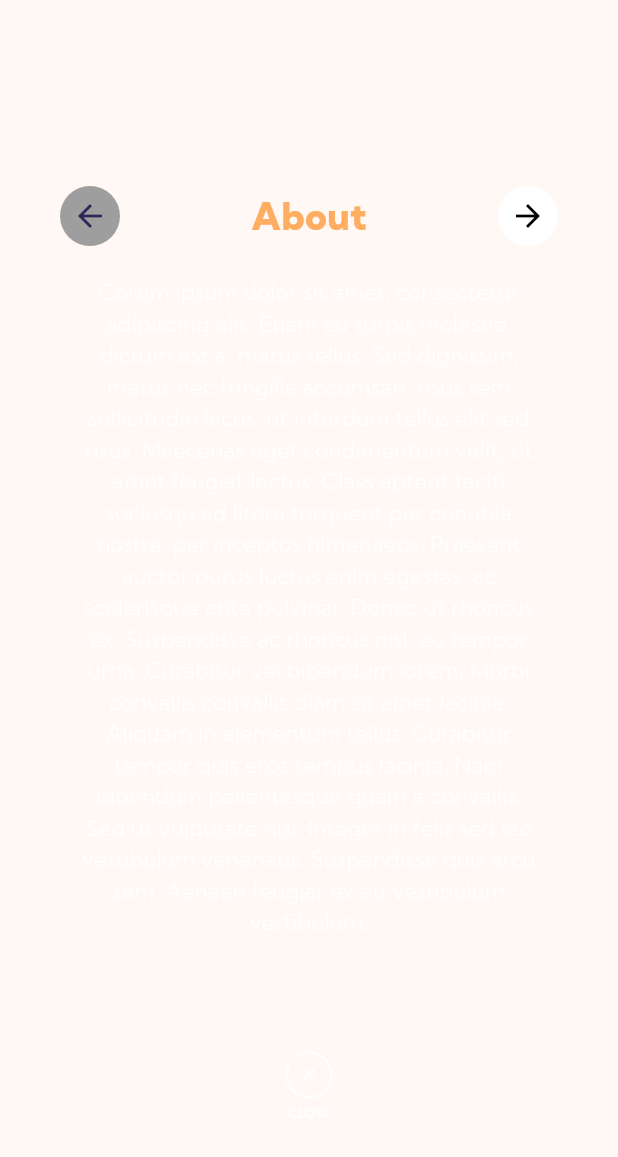
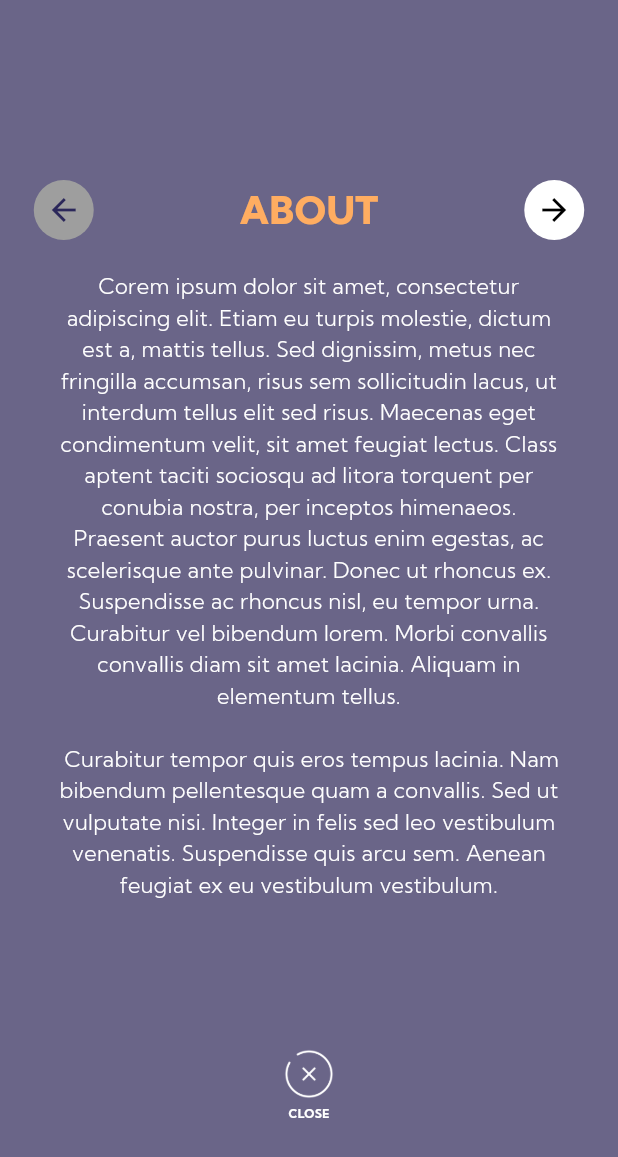
Before and after one commit to computers1418/orange-website, a Flutter app: the AboutOverLayDialog widget shown alone on an empty page, opened directly, on a phone screen of 412 x 824 dp. Shown: the top 1157 px of the screen. Run offline on Flutter 3.47's test engine with Material 3 defaults, Android fonts, the phone set to English and light mode, and no system bars; our stand-ins replace carousel_slider, dio, get, pinput, simple_gradient_text, url_strategy; missing offline and left inert: flutter_circular_text.

Commit message:
more about page profile

```diff
--- a/lib/widgets/profile_address.dart
+++ b/lib/widgets/profile_address.dart
@@ -17,8 +17,8 @@ class ProfileAddress extends StatelessWidget {
         borderRadius: BorderRadius.circular(40),
       ),
       padding: EdgeInsets.symmetric(
-        horizontal: SizeResponsive.get(context, 16),
-        vertical: SizeResponsive.get(context, 8),
+        horizontal: SizeResponsive.get(context, 12),
+        vertical: SizeResponsive.get(context, 4),
       ),
       // height: SizeResponsive.get(context, 65),
       child: Row(
--- a/lib/widgets/profile_tab.dart
+++ b/lib/widgets/profile_tab.dart
@@ -6,6 +6,7 @@ import 'package:dentist_india_plus/responsive/size_responsive.dart';
 import 'package:dentist_india_plus/widgets/bottomsheet_close.dart';
 import 'package:flutter/gestures.dart';
 import 'package:flutter/material.dart';
+import 'package:get/get_connect/http/src/utils/utils.dart';
 
 import '../responsive/text_responsive.dart';
 
@@ -174,15 +175,27 @@ class _AboutOverLayDialogState extends State<AboutOverLayDialog> {
       backgroundColor: Colors.transparent,
       surfaceTintColor: Colors.transparent,
       contentPadding: EdgeInsets.zero,
-      content: BackdropFilter(
-        filter: ImageFilter.blur(sigmaX: 5, sigmaY: 5),
-        child: SizedBox(
+      insetPadding: EdgeInsets.zero,
+      shape: RoundedRectangleBorder(
+        borderRadius: BorderRadius.circular(0),
+      ),
+      content: Container(
+        decoration: BoxDecoration(
+          color: const Color(0xFF2B275A).withOpacity(0.7),
+        ),
+        child: BackdropFilter(
+          filter: ImageFilter.blur(sigmaX: 8, sigmaY: 8),
+          child: Container(
+            height: MediaQuery.of(context).size.height,
             width: MediaQuery.of(context).size.width,
-          height: MediaQuery.of(context).size.height,
+            padding: EdgeInsets.symmetric(
+              horizontal: TextResponsive.getResponsiveFontSize(context, 25),
+            ),
+            color: Colors.transparent,
             child: Column(
               mainAxisAlignment: MainAxisAlignment.center,
               children: [
-              100.vgap(),
+                120.vgap(),
                 Row(
                   mainAxisAlignment: MainAxisAlignment.spaceBetween,
                   children: [
@@ -195,7 +208,7 @@ class _AboutOverLayDialogState extends State<AboutOverLayDialog> {
                       ),
                     ),
                     Text(
-                    "About",
+                      "ABOUT",
                       style: TextStyle(
                         fontFamily: "KumbhsansBold",
                         fontWeight: FontWeight.w800,
@@ -219,14 +232,16 @@ class _AboutOverLayDialogState extends State<AboutOverLayDialog> {
                 ),
                 Padding(
                   padding: EdgeInsets.symmetric(
-                  horizontal: TextResponsive.getResponsiveFontSize(context, 15),
+                    horizontal:
+                        TextResponsive.getResponsiveFontSize(context, 15),
                   ),
                   child: Text(
-                  "Corem ipsum dolor sit amet, consectetur adipiscing elit. Etiam eu turpis molestie, dictum est a, mattis tellus. Sed dignissim, metus nec fringilla accumsan, risus sem sollicitudin lacus, ut interdum tellus elit sed risus. Maecenas eget condimentum velit, sit amet feugiat lectus. Class aptent taciti sociosqu ad litora torquent per conubia nostra, per inceptos himenaeos. Praesent auctor purus luctus enim egestas, ac scelerisque ante pulvinar. Donec ut rhoncus ex. Suspendisse ac rhoncus nisl, eu tempor urna. Curabitur vel bibendum lorem. Morbi convallis convallis diam sit amet lacinia. Aliquam in elementum tellus. Curabitur tempor quis eros tempus lacinia. Nam bibendum pellentesque quam a convallis. Sed ut vulputate nisi. Integer in felis sed leo vestibulum venenatis. Suspendisse quis arcu sem. Aenean feugiat ex eu vestibulum vestibulum.",
+                    "Corem ipsum dolor sit amet, consectetur adipiscing elit. Etiam eu turpis molestie, dictum est a, mattis tellus. Sed dignissim, metus nec fringilla accumsan, risus sem sollicitudin lacus, ut interdum tellus elit sed risus. Maecenas eget condimentum velit, sit amet feugiat lectus. Class aptent taciti sociosqu ad litora torquent per conubia nostra, per inceptos himenaeos. Praesent auctor purus luctus enim egestas, ac scelerisque ante pulvinar. Donec ut rhoncus ex. Suspendisse ac rhoncus nisl, eu tempor urna. Curabitur vel bibendum lorem. Morbi convallis convallis diam sit amet lacinia. Aliquam in elementum tellus.\n\n Curabitur tempor quis eros tempus lacinia. Nam bibendum pellentesque quam a convallis. Sed ut vulputate nisi. Integer in felis sed leo vestibulum venenatis. Suspendisse quis arcu sem. Aenean feugiat ex eu vestibulum vestibulum.",
                     style: TextStyle(
                       color: Colors.white,
                       fontFamily: "Kumbhsans",
-                    fontSize: TextResponsive.getResponsiveFontSize(context, 16),
+                      fontSize:
+                          TextResponsive.getResponsiveFontSize(context, 16),
                       fontWeight: FontWeight.w300,
                     ),
                     textAlign: TextAlign.center,
@@ -240,6 +255,7 @@ class _AboutOverLayDialogState extends State<AboutOverLayDialog> {
             ),
           ),
         ),
+      ),
     );
   }
 }
```
Lines whose indentation alone changed are shown as unchanged.
